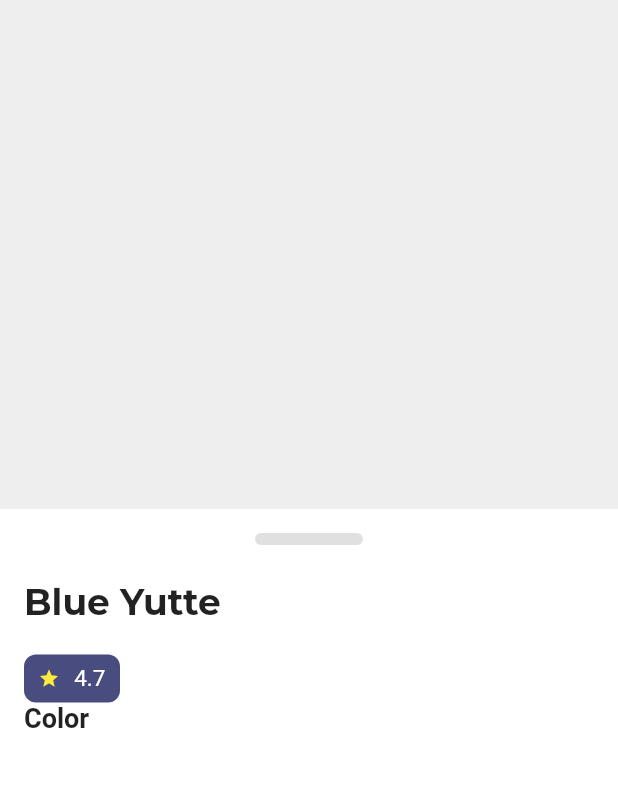
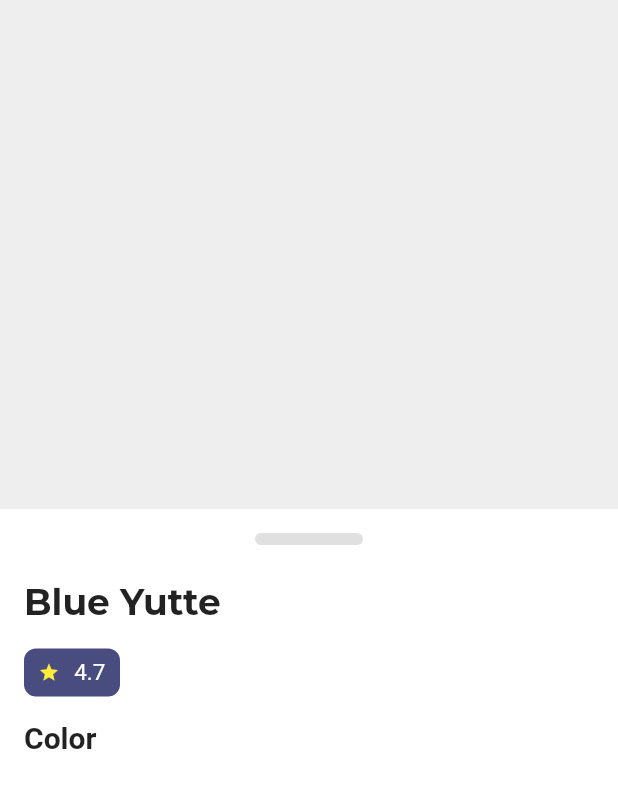
Before and after one commit to JAICHANGPARK/flutter_notebook_11th_story, a Flutter app: the FurnitureDetailPage screen opened directly, on a phone screen of 412 x 824 dp. Shown: the top 788 px of the screen. Run offline on Flutter 3.47's test engine with Material 2 defaults, Android fonts, the phone set to English and light mode, and no system bars; our stand-ins replace backdrop, badges, flutter_inner_drawer, flutter_slidable, flutter_swiper, google_fonts; network calls fail.

Commit message:
Update detail_page.dart

```diff
--- a/lib/ep735_furniture_app/ui/detail_page.dart
+++ b/lib/ep735_furniture_app/ui/detail_page.dart
@@ -47,7 +47,7 @@ class _FurnitureDetailPageState extends State<FurnitureDetailPage> {
                       fontWeight: FontWeight.bold,
                     ),
                   ),
-                  SizedBox(height: 20),
+                  SizedBox(height: 16),
                   Row(
                     children: [
                       Container(
@@ -73,12 +73,13 @@ class _FurnitureDetailPageState extends State<FurnitureDetailPage> {
                       ),
                     ],
                   ),
+                  SizedBox(height: 16),
                   Row(
                     children: [
                       Text(
                         "Color",
                         style: TextStyle(
-                          fontSize: 18,
+                          fontSize: 20,
                           fontWeight: FontWeight.bold,
                         ),
                       ),
```
